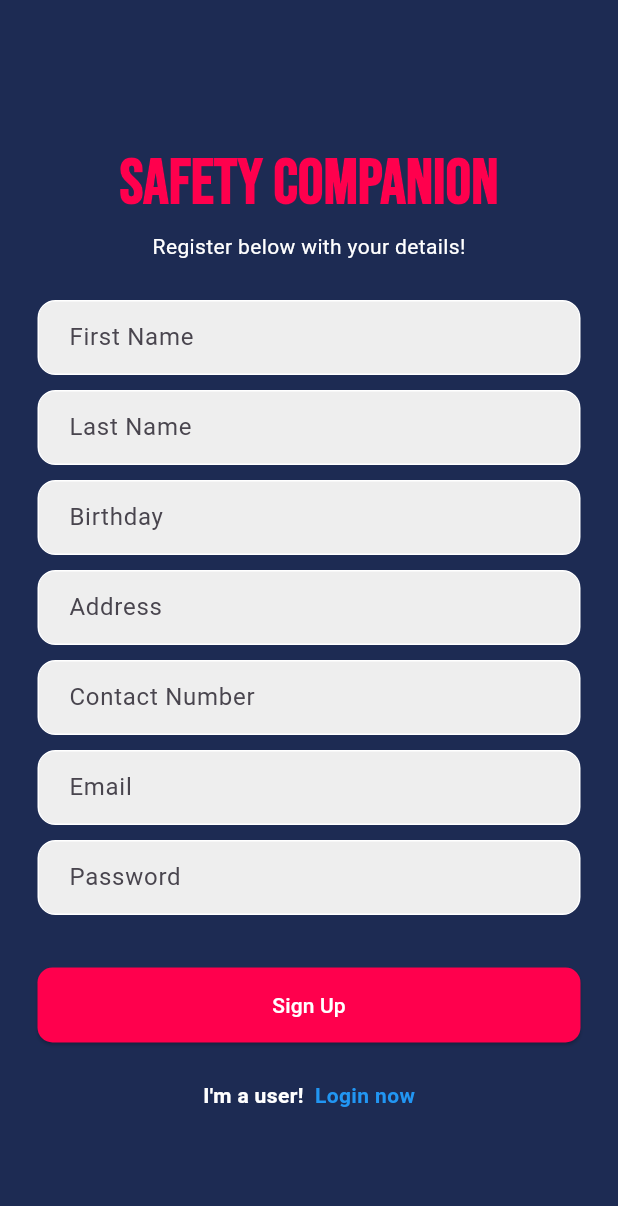
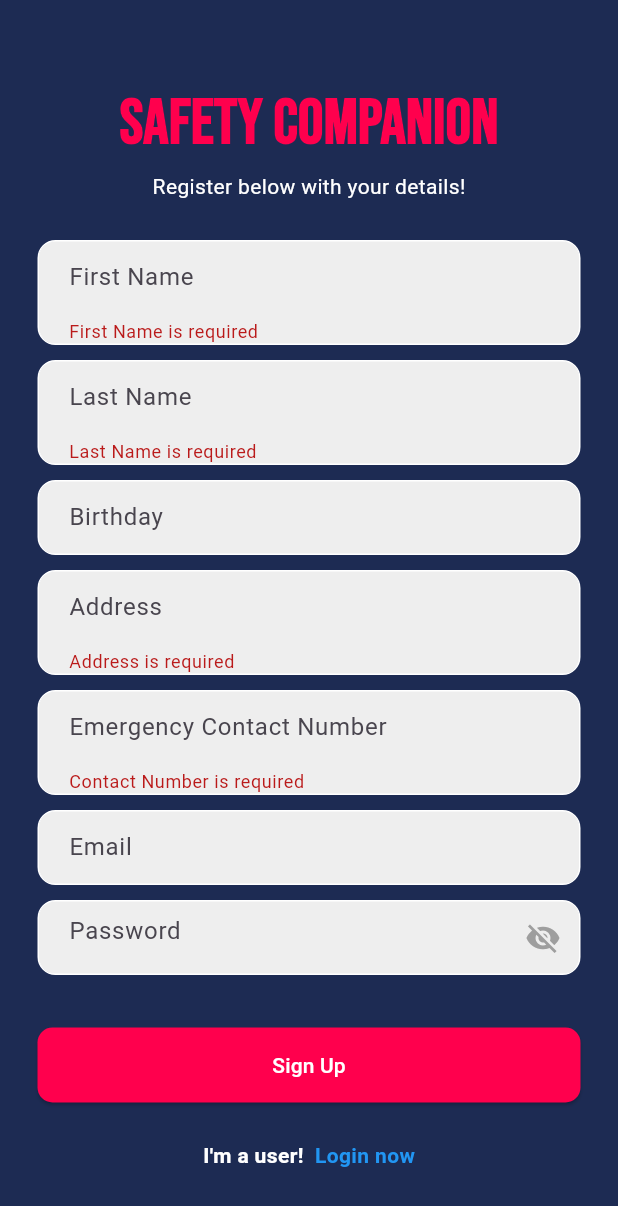
Before and after one commit to Mr-Nithil/safety_companion, a Flutter app: the screen it shows after launch, after a tap on "Register now", after a tap on "Sign Up", on a phone screen of 412 x 824 dp. Shown: the top 1206 px of the screen. Run offline on Flutter 3.47's test engine with Material 3 defaults, Android fonts, the light colour scheme and no system bars; our stand-ins replace carousel_slider, cloud_firestore, curved_navigation_bar, firebase_auth, firebase_core, fluttertoast and 4 more; missing offline and left inert: flutter_phone_direct_caller; accounts and stored records are empty; network calls fail.

Commit message:
final commit

```diff
--- /dev/null
+++ b/lib/auth_services.dart
@@ -0,0 +1 @@
+// TODO Implement this library.
--- a/lib/components/home_widget.dart
+++ b/lib/components/home_widget.dart
@@ -9,7 +9,7 @@ class HomeWidget extends StatelessWidget {
 
   @override
   Widget build(BuildContext context) {
-    return const InkWell(
+    return InkWell(
       child: Column(
         children: [
           SizedBox(
--- a/lib/components/profile_widget.dart
+++ b/lib/components/profile_widget.dart
@@ -4,10 +4,10 @@ import 'package:firebase_auth/firebase_auth.dart';
 import 'package:flutter/material.dart';
 import 'package:google_fonts/google_fonts.dart';
 import 'package:lottie/lottie.dart';
+import 'package:safety_companion/components/user_infomation.dart';
 import 'package:safety_companion/read_data/get_user-name.dart';
 import 'package:safety_companion/screens/home_screen.dart';
 import 'package:safety_companion/screens/login_screen.dart';
-import 'package:safety_companion/user_infomation.dart';
 
 class ProfileWidget extends StatelessWidget {
   final user = FirebaseAuth.instance.currentUser!;
--- a/lib/user_infomation.dart
+++ b/lib/components/user_infomation.dart
@@ -33,8 +33,6 @@ class _UserInformationState extends State<UserInformation> {
         }
 
         var data = snapshot.data!.data() as Map<String, dynamic>;
-
-        var number = data['contact number'];
 
         return SingleChildScrollView(
           child: UserCard(
@@ -77,7 +75,8 @@ class UserCard extends StatelessWidget {
             buildInfoTile("Email", data['email']),
             buildInfoTile("Birthday", data['birthday']),
             buildInfoTile("Address", data['address']),
-            buildInfoTile("Contact Number", data['contact number']),
+            buildInfoTile(
+                "Emergency Contact Number", data['emergency contact number']),
           ],
         ),
       ),
--- a/lib/screens/login_screen.dart
+++ b/lib/screens/login_screen.dart
@@ -16,6 +16,7 @@ class LoginScreen extends StatefulWidget {
 class _LoginScreenState extends State<LoginScreen> {
   final _emailController = TextEditingController();
   final _passwordController = TextEditingController();
+  bool _obscureText = true;
 
   Future signIn() async {
     await FirebaseAuth.instance.signInWithEmailAndPassword(
@@ -91,17 +92,33 @@ class _LoginScreenState extends State<LoginScreen> {
                   padding: const EdgeInsets.symmetric(horizontal: 25.0),
                   child: Container(
                     decoration: BoxDecoration(
-                        color: Colors.grey[200],
-                        border: Border.all(color: Colors.white),
-                        borderRadius: BorderRadius.circular(12)),
+                      color: Colors.grey[200],
+                      border: Border.all(color: Colors.white),
+                      borderRadius: BorderRadius.circular(12),
+                    ),
                     child: Padding(
                       padding: const EdgeInsets.only(left: 20.0),
-                      child: TextField(
+                      child: TextFormField(
                         controller: _passwordController,
-                        obscureText: true,
+                        keyboardType: TextInputType.name,
+                        autovalidateMode: AutovalidateMode.onUserInteraction,
+                        obscureText: _obscureText,
                         decoration: InputDecoration(
                           border: InputBorder.none,
                           hintText: "Password",
+                          suffixIcon: IconButton(
+                            icon: Icon(
+                              _obscureText
+                                  ? Icons.visibility_off
+                                  : Icons.visibility,
+                              color: Colors.grey,
+                            ),
+                            onPressed: () {
+                              setState(() {
+                                _obscureText = !_obscureText;
+                              });
+                            },
+                          ),
                         ),
                       ),
                     ),
--- a/lib/screens/register_screen.dart
+++ b/lib/screens/register_screen.dart
@@ -6,6 +6,7 @@ import '../services/auth_services.dart';
 
 class RegisterScreen extends StatefulWidget {
   final VoidCallback showLoginPage;
+
   const RegisterScreen({super.key, required this.showLoginPage});
 
   @override
@@ -20,10 +21,11 @@ class _RegisterScreenState extends State<RegisterScreen> {
   final _lastnameController = TextEditingController();
   final _birthdayController = TextEditingController();
   final _addressController = TextEditingController();
-  final _contactnumberController = TextEditingController();
+  final _emergencycontactnumberController = TextEditingController();
 
   var authService = AuthService();
   var isLoader = false;
+  bool _obscureText = true;
 
   Future<void> _submitForm() async {
     if (_formKey.currentState!.validate()) {
@@ -34,7 +36,7 @@ class _RegisterScreenState extends State<RegisterScreen> {
         'last name': _lastnameController.text,
         'birthday': _birthdayController.text,
         'address': _addressController.text,
-        'contact number': _contactnumberController.text,
+        'emergency contact number': _emergencycontactnumberController.text,
       };
       await authService.createUser(data, context);
       // ScaffoldMessenger.of(_formKey.currentContext!).showSnackBar(
@@ -42,15 +44,6 @@ class _RegisterScreenState extends State<RegisterScreen> {
       // );
     }
   }
-
-  // bool passwordConfirmed() {
-  //   if (_passwordController.text.trim() ==
-  //       _confirmpasswordController.text.trim()) {
-  //     return true;
-  //   } else {
-  //     return false;
-  //   }
-  // }
 
   @override
   Widget build(BuildContext context) {
@@ -93,11 +86,19 @@ class _RegisterScreenState extends State<RegisterScreen> {
                       decoration: BoxDecoration(
                         color: Colors.grey[200],
                         border: Border.all(color: Colors.white),
-                          borderRadius: BorderRadius.circular(12)),
+                        borderRadius: BorderRadius.circular(12),
+                      ),
                       child: Padding(
                         padding: const EdgeInsets.only(left: 20.0),
                         child: TextFormField(
                           controller: _firstnameController,
+                          validator: (value) {
+                            if (value == null || value.isEmpty) {
+                              return 'First Name is required';
+                            }
+
+                            return null;
+                          },
                           decoration: InputDecoration(
                             border: InputBorder.none,
                             hintText: "First Name",
@@ -115,11 +116,19 @@ class _RegisterScreenState extends State<RegisterScreen> {
                       decoration: BoxDecoration(
                         color: Colors.grey[200],
                         border: Border.all(color: Colors.white),
-                          borderRadius: BorderRadius.circular(12)),
+                        borderRadius: BorderRadius.circular(12),
+                      ),
                       child: Padding(
                         padding: const EdgeInsets.only(left: 20.0),
                         child: TextFormField(
                           controller: _lastnameController,
+                          validator: (value) {
+                            if (value == null || value.isEmpty) {
+                              return 'Last Name is required';
+                            }
+
+                            return null;
+                          },
                           decoration: InputDecoration(
                             border: InputBorder.none,
                             hintText: "Last Name",
@@ -137,11 +146,28 @@ class _RegisterScreenState extends State<RegisterScreen> {
                       decoration: BoxDecoration(
                         color: Colors.grey[200],
                         border: Border.all(color: Colors.white),
-                          borderRadius: BorderRadius.circular(12)),
+                        borderRadius: BorderRadius.circular(12),
+                      ),
                       child: Padding(
                         padding: const EdgeInsets.only(left: 20.0),
                         child: TextFormField(
                           controller: _birthdayController,
+                          readOnly: true,
+                          onTap: () async {
+                            DateTime? selectedDate = await showDatePicker(
+                              context: context,
+                              initialDate: DateTime.now(),
+                              firstDate: DateTime(1900),
+                              lastDate: DateTime.now(),
+                            );
+
+                            if (selectedDate != null) {
+                              _birthdayController.text = selectedDate
+                                  .toLocal()
+                                  .toString()
+                                  .split(' ')[0];
+                            }
+                          },
                           decoration: InputDecoration(
                             border: InputBorder.none,
                             hintText: "Birthday",
@@ -159,11 +185,18 @@ class _RegisterScreenState extends State<RegisterScreen> {
                       decoration: BoxDecoration(
                         color: Colors.grey[200],
                         border: Border.all(color: Colors.white),
-                          borderRadius: BorderRadius.circular(12)),
+                        borderRadius: BorderRadius.circular(12),
+                      ),
                       child: Padding(
                         padding: const EdgeInsets.only(left: 20.0),
                         child: TextFormField(
                           controller: _addressController,
+                          validator: (value) {
+                            if (value == null || value.isEmpty) {
+                              return 'Address is required';
+                            }
+                            return null;
+                          },
                           decoration: InputDecoration(
                             border: InputBorder.none,
                             hintText: "Address",
@@ -181,14 +214,25 @@ class _RegisterScreenState extends State<RegisterScreen> {
                       decoration: BoxDecoration(
                         color: Colors.grey[200],
                         border: Border.all(color: Colors.white),
-                          borderRadius: BorderRadius.circular(12)),
+                        borderRadius: BorderRadius.circular(12),
+                      ),
                       child: Padding(
                         padding: const EdgeInsets.only(left: 20.0),
                         child: TextFormField(
-                          controller: _contactnumberController,
+                          controller: _emergencycontactnumberController,
+                          validator: (value) {
+                            if (value == null || value.isEmpty) {
+                              return 'Contact Number is required';
+                            } else if (!RegExp(r'^[0-9]{10}$')
+                                .hasMatch(value)) {
+                              return 'Contact Number must be in 10-digit format';
+                            }
+                            return null;
+                          },
+                          keyboardType: TextInputType.phone,
                           decoration: InputDecoration(
                             border: InputBorder.none,
-                            hintText: "Contact Number",
+                            hintText: "Emergency Contact Number",
                           ),
                         ),
                       ),
@@ -225,16 +269,31 @@ class _RegisterScreenState extends State<RegisterScreen> {
                       decoration: BoxDecoration(
                         color: Colors.grey[200],
                         border: Border.all(color: Colors.white),
-                          borderRadius: BorderRadius.circular(12)),
+                        borderRadius: BorderRadius.circular(12),
+                      ),
                       child: Padding(
                         padding: const EdgeInsets.only(left: 20.0),
                         child: TextFormField(
                           controller: _passwordController,
                           keyboardType: TextInputType.name,
                           autovalidateMode: AutovalidateMode.onUserInteraction,
+                          obscureText: _obscureText,
                           decoration: InputDecoration(
                             border: InputBorder.none,
                             hintText: "Password",
+                            suffixIcon: IconButton(
+                              icon: Icon(
+                                _obscureText
+                                    ? Icons.visibility_off
+                                    : Icons.visibility,
+                                color: Colors.grey,
+                              ),
+                              onPressed: () {
+                                setState(() {
+                                  _obscureText = !_obscureText;
+                                });
+                              },
+                            ),
                           ),
                         ),
                       ),
@@ -243,26 +302,6 @@ class _RegisterScreenState extends State<RegisterScreen> {
                   SizedBox(
                     height: 10,
                   ),
-                  // Padding(
-                  //   padding: const EdgeInsets.symmetric(horizontal: 25.0),
-                  //   child: Container(
-                  //     decoration: BoxDecoration(
-                  //         color: Colors.grey[200],
-                  //         border: Border.all(color: Colors.white),
-                  //         borderRadius: BorderRadius.circular(12)),
-                  //     child: Padding(
-                  //       padding: const EdgeInsets.only(left: 20.0),
-                  //       child: TextFormField(
-                  //         controller: _confirmpasswordController,
-                  //         obscureText: true,
-                  //         decoration: InputDecoration(
-                  //           border: InputBorder.none,
-                  //           hintText: "Confirm Password",
-                  //         ),
-                  //       ),
-                  //     ),
-                  //   ),
-                  // ),
                   SizedBox(
                     height: 10,
                   ),
@@ -270,7 +309,7 @@ class _RegisterScreenState extends State<RegisterScreen> {
                     padding: const EdgeInsets.all(15.0),
                     child: Container(
                       height: 50,
-                      width: 400, // Set your desired width here
+                      width: 400,
                       padding: const EdgeInsets.fromLTRB(10, 0, 10, 0),
                       child: ElevatedButton(
                         style: ButtonStyle(
@@ -282,8 +321,7 @@ class _RegisterScreenState extends State<RegisterScreen> {
                           shape:
                               MaterialStateProperty.all<RoundedRectangleBorder>(
                             RoundedRectangleBorder(
-                              borderRadius: BorderRadius.circular(
-                                  10.0), // Adjust the radius as needed
+                              borderRadius: BorderRadius.circular(10.0),
                             ),
                           ),
                         ),
```
Also changed, not shown: lib/components/home_subwidgets/emergency_access.dart (+10 -3 lines), lib/components/home_subwidgets/emergency_access/call_card.dart (+23 -3 lines), lib/components/home_subwidgets/emergency_access/location_card.dart (+25 -7 lines), pubspec.yaml (+6 -1 lines), assets/public-safety.png (added), pubspec.lock, 23 other files. Lines whose indentation alone changed are shown as unchanged.
